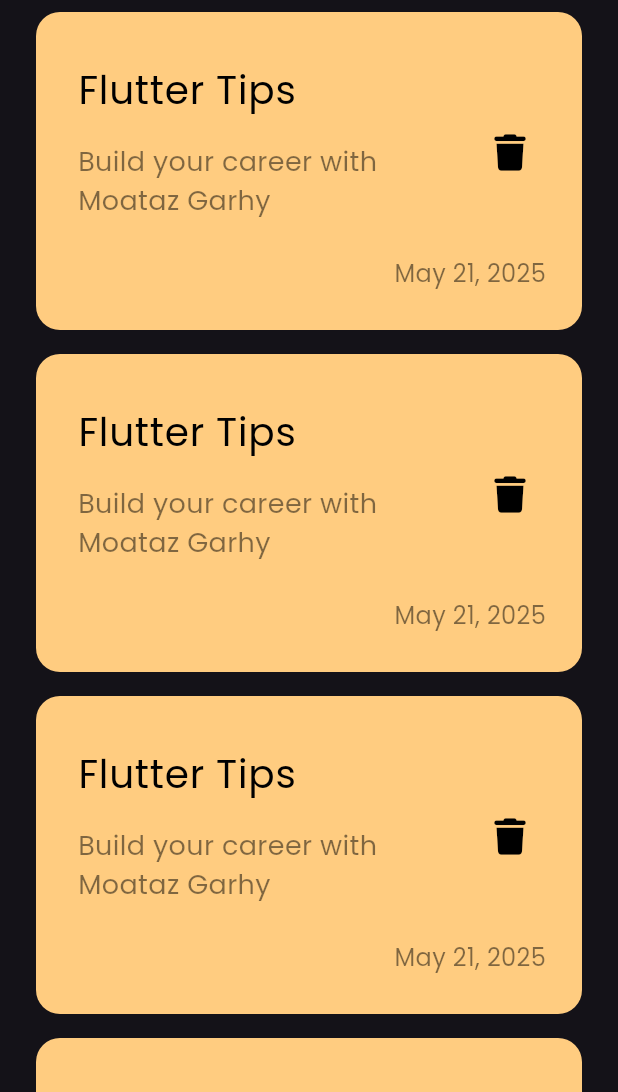
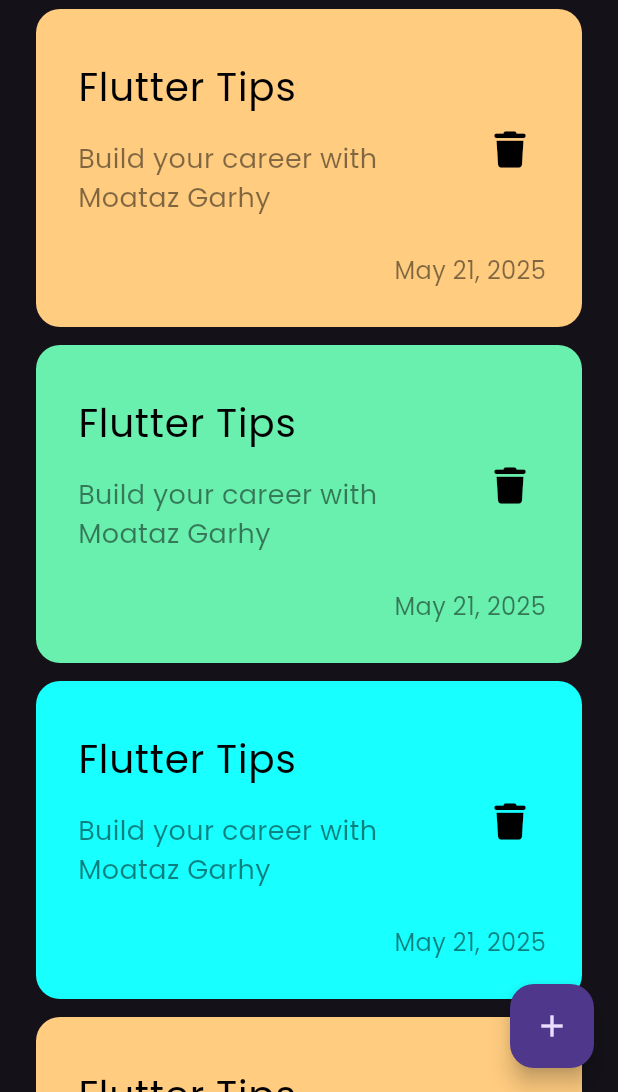
Before and after one commit to Moataz303/notes_app, a Flutter app: the screen it shows after launch, on a phone screen of 412 x 824 dp, the part 144-1236 px from its top. Run offline on Flutter 3.47's test engine with Material 3 defaults, Android fonts, the phone set to English and light mode, and no system bars; our stand-ins replace font_awesome_flutter.

Commit message:
create NotesListView

```diff
--- a/lib/views/notes_view.dart
+++ b/lib/views/notes_view.dart
@@ -1,14 +1,17 @@
 import 'package:flutter/material.dart';
 import 'notes_view_body.dart';
-
 
 class NotesView extends StatelessWidget {
   const NotesView({super.key});
 
   @override
   Widget build(BuildContext context) {
-    return const Scaffold(
-      body: NotesViewBody(),
+    return Scaffold(
+      floatingActionButton: FloatingActionButton(
+        onPressed: () {},
+        child: Icon(Icons.add),
+      ),
+      body: const NotesViewBody(),
     );
   }
 }
--- a/lib/views/widgets/custom_note_item.dart
+++ b/lib/views/widgets/custom_note_item.dart
@@ -2,14 +2,14 @@ import 'package:flutter/material.dart';
 import 'package:font_awesome_flutter/font_awesome_flutter.dart';
 
 class CustomNoteItem extends StatelessWidget {
-  const CustomNoteItem({super.key});
-
+  const CustomNoteItem({super.key, required this.color});
+  final Color color;
   @override
   Widget build(BuildContext context) {
     return Container(
       padding: const EdgeInsets.only(top: 24, bottom: 26, left: 12),
       decoration: BoxDecoration(
-        color: const Color(0xffFFCC80),
+        color: color,
         borderRadius: BorderRadius.circular(16),
       ),
       child: Column(
--- a/lib/views/widgets/notes_list_view.dart
+++ b/lib/views/widgets/notes_list_view.dart
@@ -3,13 +3,19 @@ import 'custom_note_item.dart';
 
 class NotesListView extends StatelessWidget {
   const NotesListView({super.key});
-
+  final data = const [
+    Color(0xffFFCC80),
+    Colors.greenAccent,
+    Colors.cyanAccent,
+  ];
   @override
   Widget build(BuildContext context) {
     return ListView.builder(itemBuilder: (context, index) {
-      return const Padding(
-        padding: EdgeInsets.symmetric(vertical: 8),
-        child: CustomNoteItem(),
+      return Padding(
+        padding: const EdgeInsets.symmetric(vertical: 6),
+        child: CustomNoteItem(
+          color: data[index % data.length],
+        ),
       );
     });
   }
```
